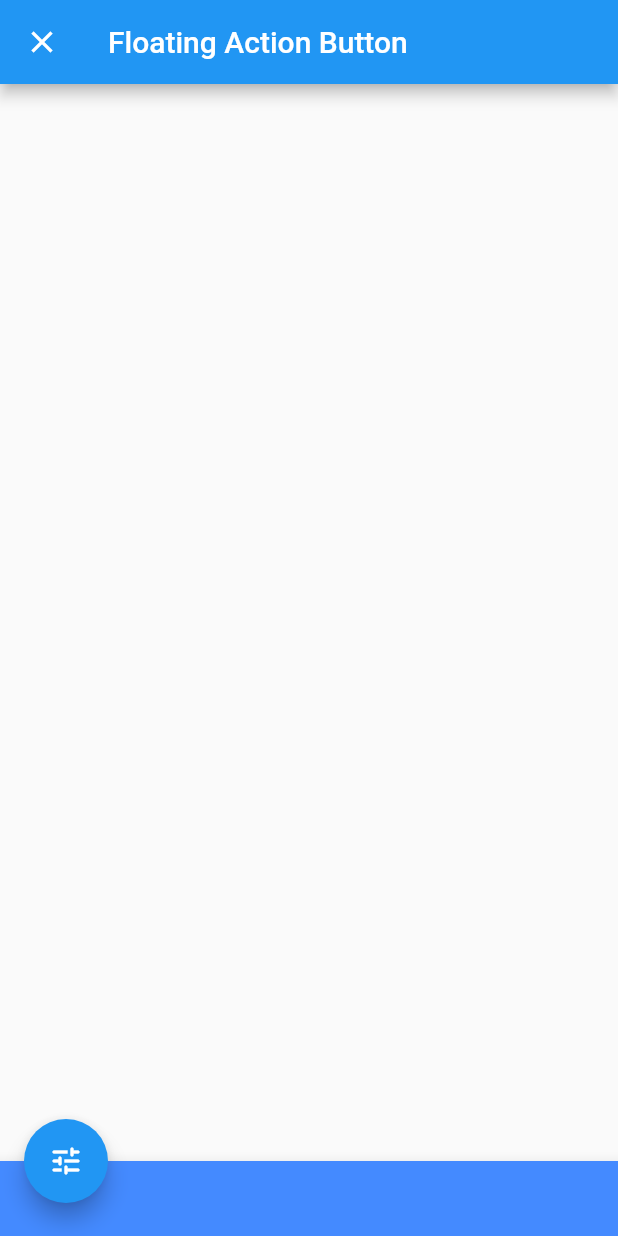
After one commit to yukiyamamuro/weekly_widget, a Flutter app: the screen it shows after launch, after a tap on "Floating Action button", on a phone screen of 412 x 824 dp. The commit adds this screen. Run offline on Flutter 3.47's test engine with Material 2 defaults, Android fonts, the phone set to English and light mode, and no system bars.

Commit message:
floating action button

```diff
--- /dev/null
+++ b/lib/floating_action_button/floating_action_button.dart
@@ -0,0 +1,24 @@
+import 'package:flutter/material.dart';
+
+class FloatingActionButtonPage extends StatelessWidget {
+  @override
+  Widget build(BuildContext context) {
+    return Scaffold(
+      appBar: AppBar(
+        title: Text('Floating Action Button'),
+      ),
+      body: Container(),
+      floatingActionButton: FloatingActionButton(
+        onPressed: () {},
+        child: Icon(Icons.tune_rounded),
+      ),
+      bottomNavigationBar: BottomAppBar(
+        color: Colors.blueAccent,
+        child: Container(
+          height: 50,
+        ),
+      ),
+      floatingActionButtonLocation: FloatingActionButtonLocation.startDocked,
+    );
+  }
+}
--- a/lib/main.dart
+++ b/lib/main.dart
@@ -2,6 +2,7 @@ import 'package:flutter/material.dart';
 import 'package:weekly_widget/animated_container/animated_container.dart';
 import 'package:weekly_widget/fade_transition/fade_transition.dart';
 import 'package:weekly_widget/feature_builder/feature_builder.dart';
+import 'package:weekly_widget/floating_action_button/floating_action_button.dart';
 import 'package:weekly_widget/opacity/opacity.dart';
 import 'package:weekly_widget/safe_area/safe_area.dart';
 import 'package:weekly_widget/wrap/wrap.dart';
@@ -113,6 +114,18 @@ class TopPage extends StatelessWidget {
             },
           ),
           Divider(),
+          ListTile(
+            title: const Text('Floating Action button'),
+            onTap: () {
+              Navigator.push(
+                  context,
+                  MaterialPageRoute(
+                    builder: (context) => FloatingActionButtonPage(),
+                    fullscreenDialog: true,
+                  ));
+            },
+          ),
+          Divider(),
         ],
       ),
     );
```
